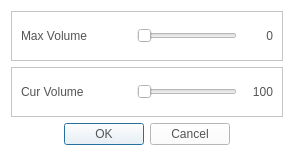
Qt form CaX/dialog/setup/maxvolumedialog.ui (fsest4u/CaX_03) before a commit.
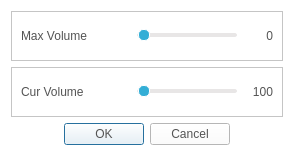
The same form after that commit.

Commit message: [slider] style 일괄 적용

Patch:
```diff
--- a/CaX/dialog/setup/maxvolumedialog.ui
+++ b/CaX/dialog/setup/maxvolumedialog.ui
@@ -60,6 +60,23 @@
           <height>0</height>
          </size>
         </property>
+        <property name="styleSheet">
+         <string notr="true">QSlider::groove:horizontal {
+    background-color: #e8e6e6;
+    border: 1px solid #e8e6e6;
+    height: 2px;
+    border-radius: 2px;
+}
+
+QSlider::handle:horizontal {
+    background-color: #34aed6;
+    border: 1px solid #ffffff;
+    width: 10px;
+	height: 10px;
+    border-radius: 5px;
+	margin: -5px 0;
+}</string>
+        </property>
         <property name="maximum">
          <number>100</number>
         </property>
@@ -117,6 +134,23 @@
           <height>0</height>
          </size>
         </property>
+        <property name="styleSheet">
+         <string notr="true">QSlider::groove:horizontal {
+    background-color: #e8e6e6;
+    border: 1px solid #e8e6e6;
+    height: 2px;
+    border-radius: 2px;
+}
+
+QSlider::handle:horizontal {
+    background-color: #34aed6;
+    border: 1px solid #ffffff;
+    width: 10px;
+	height: 10px;
+    border-radius: 5px;
+	margin: -5px 0;
+}</string>
+        </property>
         <property name="maximum">
          <number>100</number>
         </property>
```
The commit also changes 8 other files.
